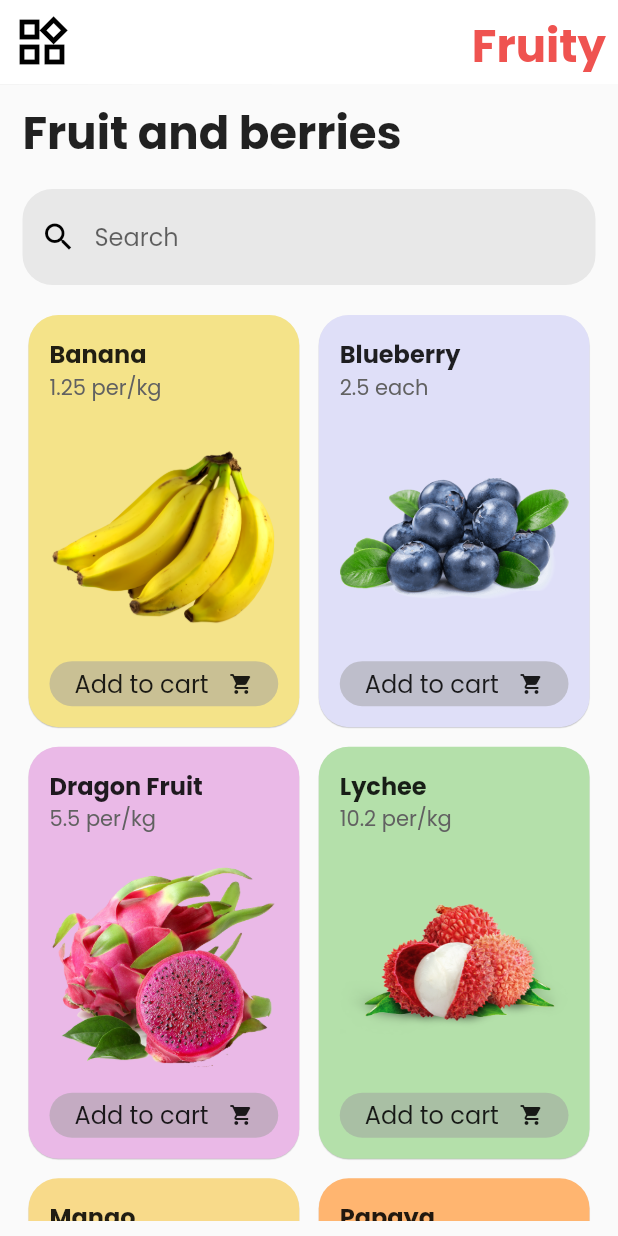
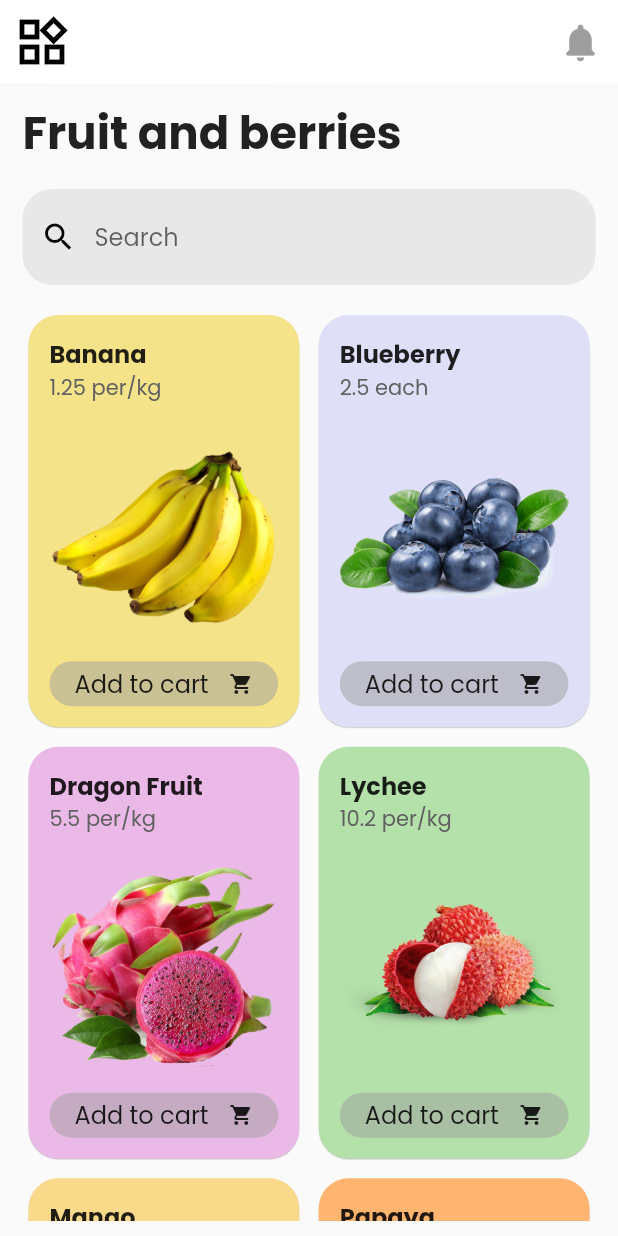
Before and after one commit to fauzirramadan/fruit_shop_ui, a Flutter app: the screen it shows after launch, on a phone screen of 412 x 824 dp. Run offline on Flutter 3.47's test engine with Material 2 defaults, Android fonts, the phone set to English and light mode, and no system bars; drawn by our look-alikes of flutter_advanced_drawer; our stand-ins replace google_fonts.

Commit message:
update 5 agustus

```diff
--- a/lib/main.dart
+++ b/lib/main.dart
@@ -150,15 +150,13 @@ class _HomePageState extends State<HomePage> {
               },
             ),
           ),
-          actions: [
+          actions: const [
             Padding(
-              padding: const EdgeInsets.all(8),
-              child: Text(
-                "Fruity",
-                style: TextStyle(
-                    fontWeight: FontWeight.bold,
-                    fontSize: 30,
-                    color: Colors.red[400]),
+              padding: EdgeInsets.all(10),
+              child: Icon(
+                Icons.notifications_rounded,
+                color: Colors.grey,
+                size: 30,
               ),
             ),
           ],
```
